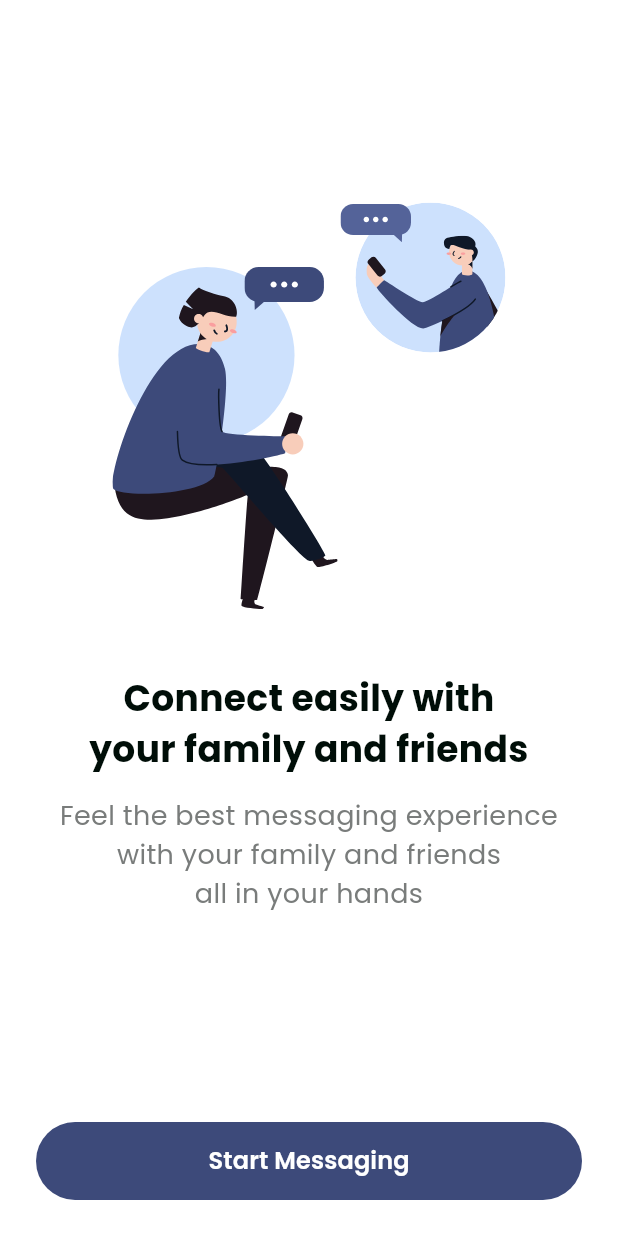
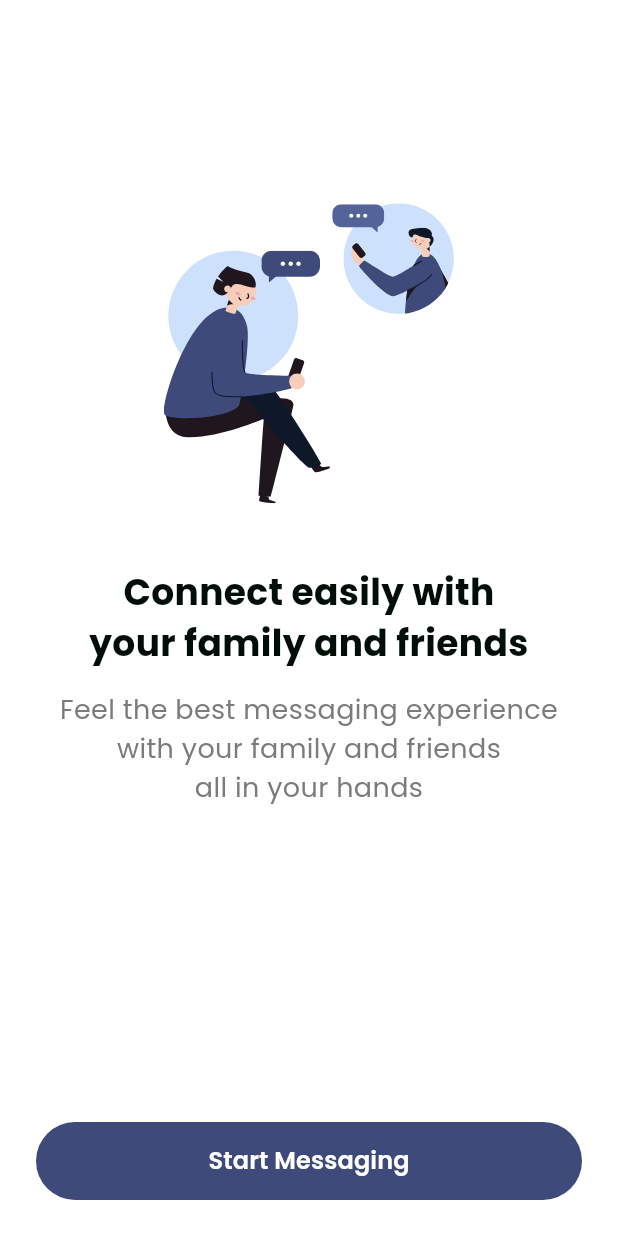
Before and after one commit to Imdvlpr99/Chatty, a Flutter app: the screen it shows after launch, on a phone screen of 412 x 824 dp. Run offline on Flutter 3.47's test engine with Material 3 defaults, Android fonts, the phone set to English and light mode, and no system bars; our stand-ins replace firebase_core, flutter_svg, google_fonts, iconsax, lottie, shared_preferences; accounts and stored records are empty; generated files the repository leaves out were written again.

Commit message:
fix : modify layout composition

```diff
--- a/lib/screen/auth/getting_started.dart
+++ b/lib/screen/auth/getting_started.dart
@@ -20,16 +20,21 @@ class GettingStartedState extends State<GettingStarted> {
   Widget build(BuildContext context) {
     return Scaffold(
       backgroundColor: white,
-      body: Container(
+      body: SafeArea(
+        child: Padding(
           padding: const EdgeInsets.symmetric(horizontal: 24),
+          child: Stack(
+            children: [
+              Positioned.fill(
+                  child: Center(
                     child: Column(
+                      mainAxisSize: MainAxisSize.min,
                       children: [
-            Container(
-              margin: const EdgeInsets.only(top: 135),
-              child: Center(
+                        Center(
                           child: SvgPicture.asset(
-                    'assets/images/getting_started_light.svg'
-                ),
+                            'assets/images/getting_started_light.svg',
+                            width: 200,
+                            height: 200,
                           ),
                         ),
                         Container(
@@ -41,15 +46,22 @@ class GettingStartedState extends State<GettingStarted> {
                           ),
                         ),
                         Container(
-              margin: const EdgeInsets.only(top: 15),
+                          margin: const EdgeInsets.only(top: 15, bottom: 150),
                           child: Text(
                             gettingStartedDesc,
                             textAlign: TextAlign.center,
                             style: regular18spAshGrey,
                           ),
                         ),
-            const Spacer(),
-            Container(
+                      ],
+                    ),
+                  )
+              ),
+              Positioned(
+                  bottom: 0,
+                  left: 0,
+                  right: 0,
+                  child: Container(
                     margin: const EdgeInsets.only(bottom: 24),
                     width: double.infinity,
                     height: 52,
@@ -71,8 +83,10 @@ class GettingStartedState extends State<GettingStarted> {
                         )
                     ),
                   )
+              )
             ],
           ),
+        )
       ),
     );
   }
```
Lines whose indentation alone changed are shown as unchanged.
